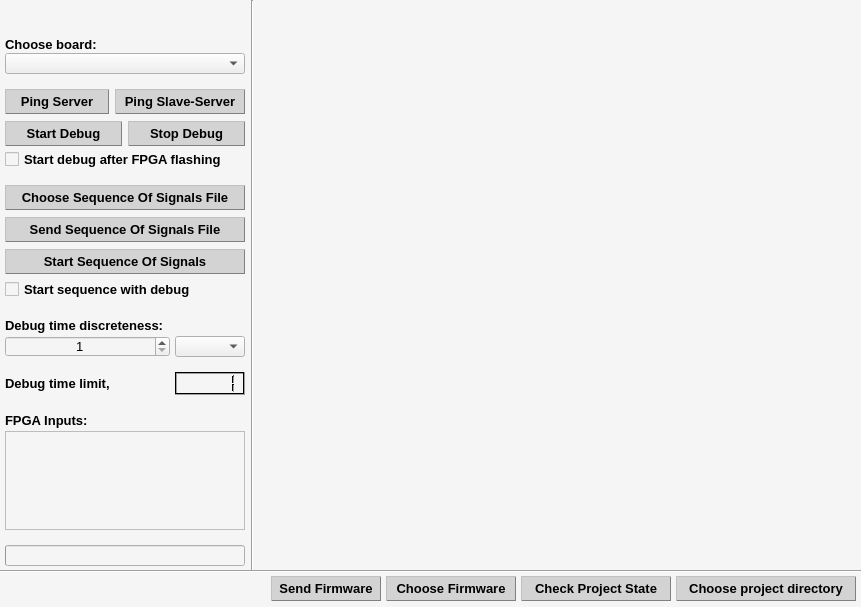
qvinn/RHE, file CLIENT/RHE_Client/rhe_widget.ui: the form before one commit.
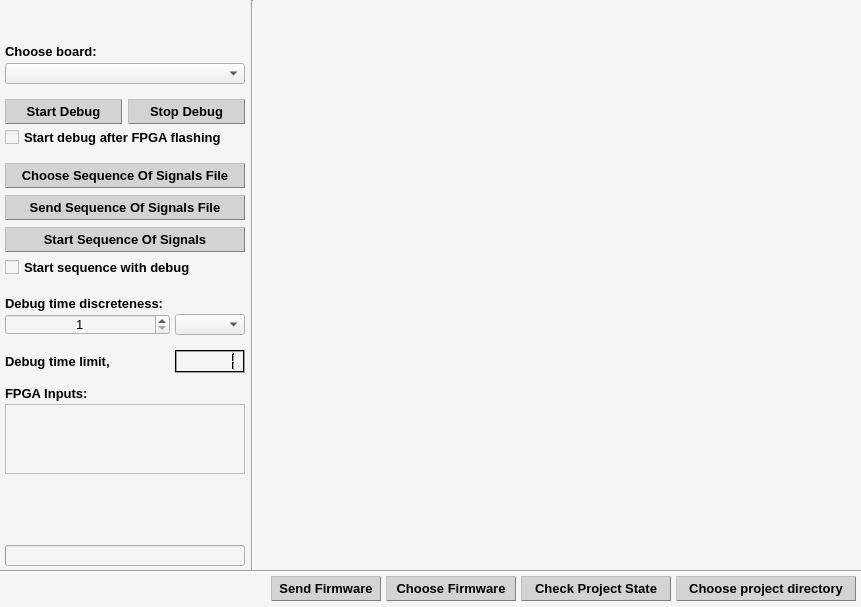
The form after the commit.

```diff
--- a/CLIENT/RHE_Client/rhe_widget.ui
+++ b/CLIENT/RHE_Client/rhe_widget.ui
@@ -141,7 +141,7 @@
         <number>0</number>
        </property>
        <property name="sizeConstraint">
-        <enum>QLayout::SetMinimumSize</enum>
+        <enum>QLayout::SetDefaultConstraint</enum>
        </property>
        <property name="leftMargin">
         <number>5</number>
@@ -155,7 +155,7 @@
        <item>
         <widget class="QLabel" name="lbl_FName_LName">
          <property name="sizePolicy">
-          <sizepolicy hsizetype="Fixed" vsizetype="Preferred">
+          <sizepolicy hsizetype="Fixed" vsizetype="Fixed">
            <horstretch>0</horstretch>
            <verstretch>0</verstretch>
           </sizepolicy>
@@ -163,7 +163,7 @@
          <property name="minimumSize">
           <size>
            <width>240</width>
-           <height>0</height>
+           <height>21</height>
           </size>
          </property>
          <property name="maximumSize">
@@ -322,11 +322,17 @@
        <item>
         <widget class="QLabel" name="lbl_chs_brd">
          <property name="sizePolicy">
-          <sizepolicy hsizetype="Fixed" vsizetype="Fixed">
+          <sizepolicy hsizetype="Preferred" vsizetype="Fixed">
            <horstretch>0</horstretch>
            <verstretch>0</verstretch>
           </sizepolicy>
          </property>
+         <property name="minimumSize">
+          <size>
+           <width>0</width>
+           <height>21</height>
+          </size>
+         </property>
          <property name="maximumSize">
           <size>
            <width>350</width>
@@ -456,7 +462,7 @@
        <item>
         <widget class="QComboBox" name="cmbBx_chs_brd">
          <property name="sizePolicy">
-          <sizepolicy hsizetype="Fixed" vsizetype="Fixed">
+          <sizepolicy hsizetype="Preferred" vsizetype="Fixed">
            <horstretch>0</horstretch>
            <verstretch>0</verstretch>
           </sizepolicy>
@@ -497,603 +503,6 @@
          </property>
         </spacer>
        </item>
-       <item>
-        <layout class="QHBoxLayout" name="horizontalLayout_4">
-         <property name="spacing">
-          <number>0</number>
-         </property>
-         <item>
-          <widget class="QPushButton" name="pushButton_2">
-           <property name="minimumSize">
-            <size>
-             <width>90</width>
-             <height>25</height>
-            </size>
-           </property>
-           <property name="maximumSize">
-            <size>
-             <width>140</width>
-             <height>25</height>
-            </size>
-           </property>
-           <property name="palette">
-            <palette>
-             <active>
-              <colorrole role="WindowText">
-               <brush brushstyle="SolidPattern">
-                <color alpha="255">
-                 <red>0</red>
-                 <green>0</green>
-                 <blue>0</blue>
-                </color>
-               </brush>
-              </colorrole>
-              <colorrole role="Button">
-               <brush brushstyle="SolidPattern">
-                <color alpha="255">
-                 <red>211</red>
-                 <green>211</green>
-                 <blue>211</blue>
-                </color>
-               </brush>
-              </colorrole>
-              <colorrole role="Text">
-               <brush brushstyle="SolidPattern">
-                <color alpha="255">
-                 <red>0</red>
-                 <green>0</green>
-                 <blue>0</blue>
-                </color>
-               </brush>
-              </colorrole>
-              <colorrole role="ButtonText">
-               <brush brushstyle="SolidPattern">
-                <color alpha="255">
-                 <red>0</red>
-                 <green>0</green>
-                 <blue>0</blue>
-                </color>
-               </brush>
-              </colorrole>
-              <colorrole role="Base">
-               <brush brushstyle="SolidPattern">
-                <color alpha="255">
-                 <red>211</red>
-                 <green>211</green>
-                 <blue>211</blue>
-                </color>
-               </brush>
-              </colorrole>
-              <colorrole role="Window">
-               <brush brushstyle="SolidPattern">
-                <color alpha="255">
-                 <red>211</red>
-                 <green>211</green>
-                 <blue>211</blue>
-                </color>
-               </brush>
-              </colorrole>
-              <colorrole role="PlaceholderText">
-               <brush brushstyle="SolidPattern">
-                <color alpha="128">
-                 <red>0</red>
-                 <green>0</green>
-                 <blue>0</blue>
-                </color>
-               </brush>
-              </colorrole>
-             </active>
-             <inactive>
-              <colorrole role="WindowText">
-               <brush brushstyle="SolidPattern">
-                <color alpha="255">
-                 <red>0</red>
-                 <green>0</green>
-                 <blue>0</blue>
-                </color>
-               </brush>
-              </colorrole>
-              <colorrole role="Button">
-               <brush brushstyle="SolidPattern">
-                <color alpha="255">
-                 <red>211</red>
-                 <green>211</green>
-                 <blue>211</blue>
-                </color>
-               </brush>
-              </colorrole>
-              <colorrole role="Text">
-               <brush brushstyle="SolidPattern">
-                <color alpha="255">
-                 <red>0</red>
-                 <green>0</green>
-                 <blue>0</blue>
-                </color>
-               </brush>
-              </colorrole>
-              <colorrole role="ButtonText">
-               <brush brushstyle="SolidPattern">
-                <color alpha="255">
-                 <red>0</red>
-                 <green>0</green>
-                 <blue>0</blue>
-                </color>
-               </brush>
-              </colorrole>
-              <colorrole role="Base">
-               <brush brushstyle="SolidPattern">
-                <color alpha="255">
-                 <red>211</red>
-                 <green>211</green>
-                 <blue>211</blue>
-                </color>
-               </brush>
-              </colorrole>
-              <colorrole role="Window">
-               <brush brushstyle="SolidPattern">
-                <color alpha="255">
-                 <red>211</red>
-                 <green>211</green>
-                 <blue>211</blue>
-                </color>
-               </brush>
-              </colorrole>
-              <colorrole role="PlaceholderText">
-               <brush brushstyle="SolidPattern">
-                <color alpha="128">
-                 <red>0</red>
-                 <green>0</green>
-                 <blue>0</blue>
-                </color>
-               </brush>
-              </colorrole>
-             </inactive>
-             <disabled>
-              <colorrole role="WindowText">
-               <brush brushstyle="SolidPattern">
-                <color alpha="255">
-                 <red>0</red>
-                 <green>0</green>
-                 <blue>0</blue>
-                </color>
-               </brush>
-              </colorrole>
-              <colorrole role="Button">
-               <brush brushstyle="SolidPattern">
-                <color alpha="255">
-                 <red>173</red>
-                 <green>216</green>
-                 <blue>230</blue>
-                </color>
-               </brush>
-              </colorrole>
-              <colorrole role="Text">
-               <brush brushstyle="SolidPattern">
-                <color alpha="255">
-                 <red>0</red>
-                 <green>0</green>
-                 <blue>0</blue>
-                </color>
-               </brush>
-              </colorrole>
-              <colorrole role="ButtonText">
-               <brush brushstyle="SolidPattern">
-                <color alpha="255">
-                 <red>0</red>
-                 <green>0</green>
-                 <blue>0</blue>
-                </color>
-               </brush>
-              </colorrole>
-              <colorrole role="Base">
-               <brush brushstyle="SolidPattern">
-                <color alpha="255">
-                 <red>173</red>
-                 <green>216</green>
-                 <blue>230</blue>
-                </color>
-               </brush>
-              </colorrole>
-              <colorrole role="Window">
-               <brush brushstyle="SolidPattern">
-                <color alpha="255">
-                 <red>173</red>
-                 <green>216</green>
-                 <blue>230</blue>
-                </color>
-               </brush>
-              </colorrole>
-              <colorrole role="PlaceholderText">
-               <brush brushstyle="SolidPattern">
-                <color alpha="128">
-                 <red>231</red>
-                 <green>231</green>
-                 <blue>231</blue>
-                </color>
-               </brush>
-              </colorrole>
-             </disabled>
-            </palette>
-           </property>
-           <property name="font">
-            <font>
-             <family>Tahoma</family>
-             <pointsize>10</pointsize>
-             <weight>75</weight>
-             <bold>true</bold>
-            </font>
-           </property>
-           <property name="styleSheet">
-            <string notr="true">QPushButton:checked{
-	background-color: lightblue;
-	border-style: outset;
-	color: black;
-	font: bold 10p;
-	border-style: outset;
-	border-width: 1px;
-	border-radius: 0px;
-	border-color: blue;
-	padding: 0px 0px;
-}
-QPushButton:pressed{
-	background-color: lightblue;
-	border-style: outset;
-	color: black;
-	font: bold 10p;
-	border-style: outset;
-	border-width: 1px;
-	border-radius: 0px;
-	border-color: blue;
-	padding: 0px 0px;
-}
-QPushButton:disabled{
-	background-color: lightblue;
-	border-style: outset;
-	color: black;
-	font: bold 10p;
-	border-style: outset;
-	border-width: 1px;
-	border-radius: 0px;
-	border-color: blue;
-	padding: 0px 0px;
-}
-QPushButton{
-	background-color: lightGray;
-	color: black;
-	border-style: outset;
-	border-width: 1px;
-	border-radius: 0px;
-	border-color: gray;
-	padding: 0px 0px;
-}
-QPushButton:hover{
-	border-style: outset;
-	border-width: 1px;
-	border-radius: 0px;
-	border-color: royalblue;
-}</string>
-           </property>
-           <property name="text">
-            <string>Ping Server</string>
-           </property>
-           <property name="autoDefault">
-            <bool>false</bool>
-           </property>
-          </widget>
-         </item>
-         <item>
-          <spacer name="horizontalSpacer_3">
-           <property name="orientation">
-            <enum>Qt::Horizontal</enum>
-           </property>
-           <property name="sizeType">
-            <enum>QSizePolicy::Fixed</enum>
-           </property>
-           <property name="sizeHint" stdset="0">
-            <size>
-             <width>6</width>
-             <height>0</height>
-            </size>
-           </property>
-          </spacer>
-         </item>
-         <item>
-          <widget class="QPushButton" name="pushButton_3">
-           <property name="minimumSize">
-            <size>
-             <width>130</width>
-             <height>25</height>
-            </size>
-           </property>
-           <property name="maximumSize">
-            <size>
-             <width>210</width>
-             <height>25</height>
-            </size>
-           </property>
-           <property name="palette">
-            <palette>
-             <active>
-              <colorrole role="WindowText">
-               <brush brushstyle="SolidPattern">
-                <color alpha="255">
-                 <red>0</red>
-                 <green>0</green>
-                 <blue>0</blue>
-                </color>
-               </brush>
-              </colorrole>
-              <colorrole role="Button">
-               <brush brushstyle="SolidPattern">
-                <color alpha="255">
-                 <red>211</red>
-                 <green>211</green>
-                 <blue>211</blue>
-                </color>
-               </brush>
-              </colorrole>
-              <colorrole role="Text">
-               <brush brushstyle="SolidPattern">
-                <color alpha="255">
-                 <red>0</red>
-                 <green>0</green>
-                 <blue>0</blue>
-                </color>
-               </brush>
-              </colorrole>
-              <colorrole role="ButtonText">
-               <brush brushstyle="SolidPattern">
-                <color alpha="255">
-                 <red>0</red>
-                 <green>0</green>
-                 <blue>0</blue>
-                </color>
-               </brush>
-              </colorrole>
-              <colorrole role="Base">
-               <brush brushstyle="SolidPattern">
-                <color alpha="255">
-                 <red>211</red>
-                 <green>211</green>
-                 <blue>211</blue>
-                </color>
-               </brush>
-              </colorrole>
-              <colorrole role="Window">
-               <brush brushstyle="SolidPattern">
-                <color alpha="255">
-                 <red>211</red>
-                 <green>211</green>
-                 <blue>211</blue>
-                </color>
-               </brush>
-              </colorrole>
-              <colorrole role="PlaceholderText">
-               <brush brushstyle="SolidPattern">
-                <color alpha="128">
-                 <red>0</red>
-                 <green>0</green>
-                 <blue>0</blue>
-                </color>
-               </brush>
-              </colorrole>
-             </active>
-             <inactive>
-              <colorrole role="WindowText">
-               <brush brushstyle="SolidPattern">
-                <color alpha="255">
-                 <red>0</red>
-                 <green>0</green>
-                 <blue>0</blue>
-                </color>
-               </brush>
-              </colorrole>
-              <colorrole role="Button">
-               <brush brushstyle="SolidPattern">
-                <color alpha="255">
-                 <red>211</red>
-                 <green>211</green>
-                 <blue>211</blue>
-                </color>
-               </brush>
-              </colorrole>
-              <colorrole role="Text">
-               <brush brushstyle="SolidPattern">
-                <color alpha="255">
-                 <red>0</red>
-                 <green>0</green>
-                 <blue>0</blue>
-                </color>
-               </brush>
-              </colorrole>
-              <colorrole role="ButtonText">
-               <brush brushstyle="SolidPattern">
-                <color alpha="255">
-                 <red>0</red>
-                 <green>0</green>
-                 <blue>0</blue>
-                </color>
-               </brush>
-              </colorrole>
-              <colorrole role="Base">
-               <brush brushstyle="SolidPattern">
-                <color alpha="255">
-                 <red>211</red>
-                 <green>211</green>
-                 <blue>211</blue>
-                </color>
-               </brush>
-              </colorrole>
-              <colorrole role="Window">
-               <brush brushstyle="SolidPattern">
-                <color alpha="255">
-                 <red>211</red>
-                 <green>211</green>
-                 <blue>211</blue>
-                </color>
-               </brush>
-              </colorrole>
-              <colorrole role="PlaceholderText">
-               <brush brushstyle="SolidPattern">
-                <color alpha="128">
-                 <red>0</red>
-                 <green>0</green>
-                 <blue>0</blue>
-                </color>
-               </brush>
-              </colorrole>
-             </inactive>
-             <disabled>
-              <colorrole role="WindowText">
-               <brush brushstyle="SolidPattern">
-                <color alpha="255">
-                 <red>0</red>
-                 <green>0</green>
-                 <blue>0</blue>
-                </color>
-               </brush>
-              </colorrole>
-              <colorrole role="Button">
-               <brush brushstyle="SolidPattern">
-                <color alpha="255">
-                 <red>173</red>
-                 <green>216</green>
-                 <blue>230</blue>
-                </color>
-               </brush>
-              </colorrole>
-              <colorrole role="Text">
-               <brush brushstyle="SolidPattern">
-                <color alpha="255">
-                 <red>0</red>
-                 <green>0</green>
-                 <blue>0</blue>
-                </color>
-               </brush>
-              </colorrole>
-              <colorrole role="ButtonText">
-               <brush brushstyle="SolidPattern">
-                <color alpha="255">
-                 <red>0</red>
-                 <green>0</green>
-                 <blue>0</blue>
-                </color>
-               </brush>
-              </colorrole>
-              <colorrole role="Base">
-               <brush brushstyle="SolidPattern">
-                <color alpha="255">
-                 <red>173</red>
-                 <green>216</green>
-                 <blue>230</blue>
-                </color>
-               </brush>
-              </colorrole>
-              <colorrole role="Window">
-               <brush brushstyle="SolidPattern">
-                <color alpha="255">
-                 <red>173</red>
-                 <green>216</green>
-                 <blue>230</blue>
-                </color>
-               </brush>
-              </colorrole>
-              <colorrole role="PlaceholderText">
-               <brush brushstyle="SolidPattern">
-                <color alpha="128">
-                 <red>231</red>
-                 <green>231</green>
-                 <blue>231</blue>
-                </color>
-               </brush>
-              </colorrole>
-             </disabled>
-            </palette>
-           </property>
-           <property name="font">
-            <font>
-             <family>Tahoma</family>
-             <pointsize>10</pointsize>
-             <weight>75</weight>
-             <bold>true</bold>
-            </font>
-           </property>
-           <property name="styleSheet">
-            <string notr="true">QPushButton:checked{
-	background-color: lightblue;
-	border-style: outset;
-	color: black;
-	font: bold 10p;
-	border-style: outset;
-	border-width: 1px;
-	border-radius: 0px;
-	border-color: blue;
-	padding: 0px 0px;
-}
-QPushButton:pressed{
-	background-color: lightblue;
-	border-style: outset;
-	color: black;
-	font: bold 10p;
-	border-style: outset;
-	border-width: 1px;
-	border-radius: 0px;
-	border-color: blue;
-	padding: 0px 0px;
-}
-QPushButton:disabled{
-	background-color: lightblue;
-	border-style: outset;
-	color: black;
-	font: bold 10p;
-	border-style: outset;
-	border-width: 1px;
-	border-radius: 0px;
-	border-color: blue;
-	padding: 0px 0px;
-}
-QPushButton{
-	background-color: lightGray;
-	color: black;
-	border-style: outset;
-	border-width: 1px;
-	border-radius: 0px;
-	border-color: gray;
-	padding: 0px 0px;
-}
-QPushButton:hover{
-	border-style: outset;
-	border-width: 1px;
-	border-radius: 0px;
-	border-color: royalblue;
-}</string>
-           </property>
-           <property name="text">
-            <string>Ping Slave-Server</string>
-           </property>
-           <property name="autoDefault">
-            <bool>false</bool>
-           </property>
-          </widget>
-         </item>
-        </layout>
-       </item>
-       <item>
-        <spacer name="verticalSpacer_4">
-         <property name="orientation">
-          <enum>Qt::Vertical</enum>
-         </property>
-         <property name="sizeType">
-          <enum>QSizePolicy::Fixed</enum>
-         </property>
-         <property name="sizeHint" stdset="0">
-          <size>
-           <width>20</width>
-           <height>7</height>
-          </size>
-         </property>
-        </spacer>
-       </item>
        <item>
         <layout class="QHBoxLayout" name="horizontalLayout_5">
          <property name="spacing">
@@ -1706,7 +1115,7 @@
        <item>
         <widget class="QCheckBox" name="chckBx_strt_dbg_aftr_flsh">
          <property name="sizePolicy">
-          <sizepolicy hsizetype="Minimum" vsizetype="Fixed">
+          <sizepolicy hsizetype="Preferred" vsizetype="Fixed">
            <horstretch>0</horstretch>
            <verstretch>0</verstretch>
           </sizepolicy>
@@ -2657,6 +2066,12 @@
        </item>
        <item>
         <widget class="QCheckBox" name="chckBx_strt_sqnc_of_sgn_with_dbg">
+         <property name="sizePolicy">
+          <sizepolicy hsizetype="Preferred" vsizetype="Fixed">
+           <horstretch>0</horstretch>
+           <verstretch>0</verstretch>
+          </sizepolicy>
+         </property>
          <property name="minimumSize">
           <size>
            <width>0</width>
@@ -2737,6 +2152,12 @@
        </item>
        <item>
         <widget class="QLabel" name="lbl_dbg_tm_dscrtnss">
+         <property name="sizePolicy">
+          <sizepolicy hsizetype="Preferred" vsizetype="Fixed">
+           <horstretch>0</horstretch>
+           <verstretch>0</verstretch>
+          </sizepolicy>
+         </property>
          <property name="minimumSize">
           <size>
            <width>110</width>
@@ -2770,7 +2191,7 @@
          <item>
           <widget class="QSpinBox" name="spnBx_dbg_tm">
            <property name="sizePolicy">
-            <sizepolicy hsizetype="Preferred" vsizetype="Fixed">
+            <sizepolicy hsizetype="Fixed" vsizetype="Fixed">
              <horstretch>0</horstretch>
              <verstretch>0</verstretch>
             </sizepolicy>
@@ -2857,6 +2278,12 @@
          </property>
          <item>
           <widget class="QLabel" name="lbl_dbg_tm_lmt">
+           <property name="sizePolicy">
+            <sizepolicy hsizetype="Preferred" vsizetype="Fixed">
+             <horstretch>0</horstretch>
+             <verstretch>0</verstretch>
+            </sizepolicy>
+           </property>
            <property name="minimumSize">
             <size>
              <width>0</width>
@@ -2884,6 +2311,12 @@
          </item>
          <item>
           <widget class="QLabel" name="lbl_dbg_tm_tp_lmt">
+           <property name="sizePolicy">
+            <sizepolicy hsizetype="Preferred" vsizetype="Fixed">
+             <horstretch>0</horstretch>
+             <verstretch>0</verstretch>
+            </sizepolicy>
+           </property>
            <property name="minimumSize">
             <size>
              <width>0</width>
@@ -2911,6 +2344,12 @@
          </item>
          <item>
           <widget class="QLCDNumber" name="lcdNmbr_dbg_tm_lmt">
+           <property name="sizePolicy">
+            <sizepolicy hsizetype="Minimum" vsizetype="Fixed">
+             <horstretch>0</horstretch>
+             <verstretch>0</verstretch>
+            </sizepolicy>
+           </property>
            <property name="minimumSize">
             <size>
              <width>70</width>
@@ -3229,13 +2668,19 @@
          <property name="sizeHint" stdset="0">
           <size>
            <width>20</width>
-           <height>15</height>
+           <height>10</height>
           </size>
          </property>
         </spacer>
        </item>
        <item>
         <widget class="QLabel" name="lbl_fpga_inpts">
+         <property name="sizePolicy">
+          <sizepolicy hsizetype="Fixed" vsizetype="Fixed">
+           <horstretch>0</horstretch>
+           <verstretch>0</verstretch>
+          </sizepolicy>
+         </property>
          <property name="minimumSize">
           <size>
            <width>110</width>
@@ -3264,7 +2709,7 @@
        <item>
         <widget class="QScrollArea" name="scrollArea">
          <property name="sizePolicy">
-          <sizepolicy hsizetype="Fixed" vsizetype="Expanding">
+          <sizepolicy hsizetype="Preferred" vsizetype="Fixed">
            <horstretch>0</horstretch>
            <verstretch>0</verstretch>
           </sizepolicy>
@@ -3275,6 +2720,15 @@
            <height>16777215</height>
           </size>
          </property>
+         <property name="verticalScrollBarPolicy">
+          <enum>Qt::ScrollBarAlwaysOff</enum>
+         </property>
+         <property name="horizontalScrollBarPolicy">
+          <enum>Qt::ScrollBarAlwaysOff</enum>
+         </property>
+         <property name="sizeAdjustPolicy">
+          <enum>QAbstractScrollArea::AdjustToContents</enum>
+         </property>
          <property name="widgetResizable">
           <bool>true</bool>
          </property>
@@ -3284,30 +2738,45 @@
             <x>0</x>
             <y>0</y>
             <width>238</width>
-            <height>84</height>
+            <height>68</height>
            </rect>
           </property>
+          <property name="sizePolicy">
+           <sizepolicy hsizetype="Preferred" vsizetype="Expanding">
+            <horstretch>0</horstretch>
+            <verstretch>0</verstretch>
+           </sizepolicy>
+          </property>
+          <property name="maximumSize">
+           <size>
+            <width>350</width>
+            <height>16777215</height>
+           </size>
+          </property>
           <layout class="QHBoxLayout" name="horizontalLayout_9">
            <property name="spacing">
             <number>0</number>
            </property>
            <property name="leftMargin">
-            <number>0</number>
+            <number>3</number>
            </property>
            <property name="topMargin">
-            <number>0</number>
+            <number>3</number>
            </property>
            <property name="rightMargin">
-            <number>0</number>
+            <number>3</number>
            </property>
            <property name="bottomMargin">
-            <number>0</number>
+            <number>3</number>
            </property>
            <item>
             <layout class="QVBoxLayout" name="verticalLayout_4">
              <property name="spacing">
               <number>3</number>
              </property>
+             <property name="bottomMargin">
+              <number>0</number>
+             </property>
             </layout>
            </item>
           </layout>
@@ -3320,12 +2789,12 @@
           <enum>Qt::Vertical</enum>
          </property>
          <property name="sizeType">
-          <enum>QSizePolicy::Fixed</enum>
+          <enum>QSizePolicy::MinimumExpanding</enum>
          </property>
          <property name="sizeHint" stdset="0">
           <size>
            <width>20</width>
-           <height>15</height>
+           <height>40</height>
           </size>
          </property>
         </spacer>
```
Left out of the diff: 2 changed lines with no effect on the pictures.
